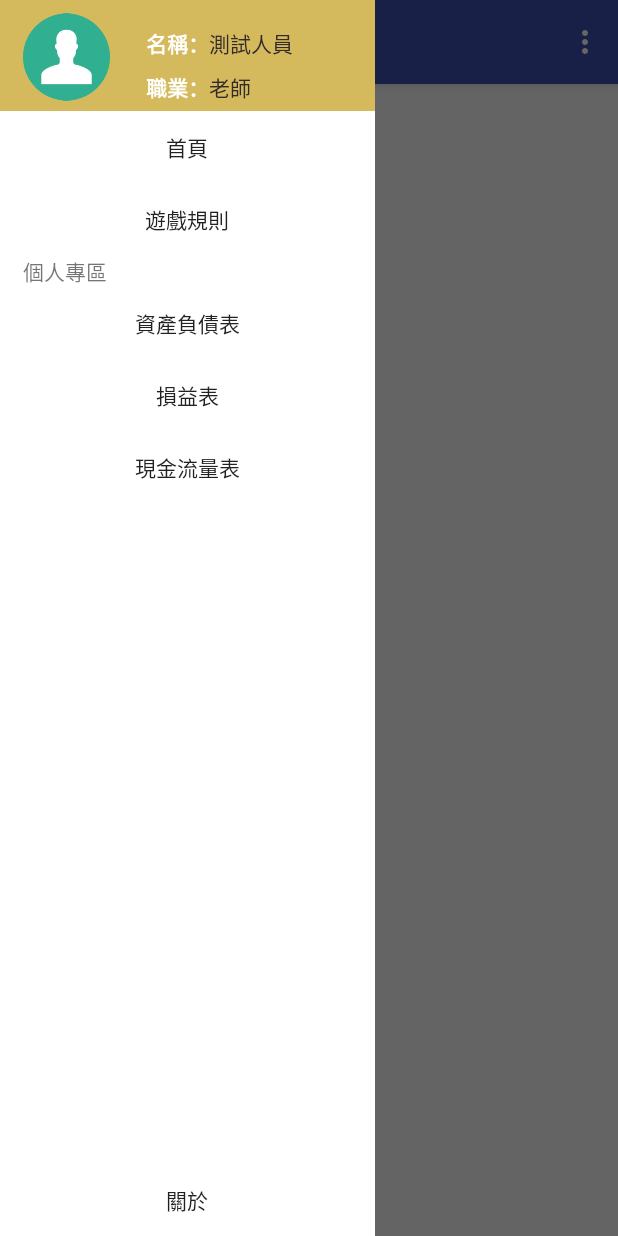
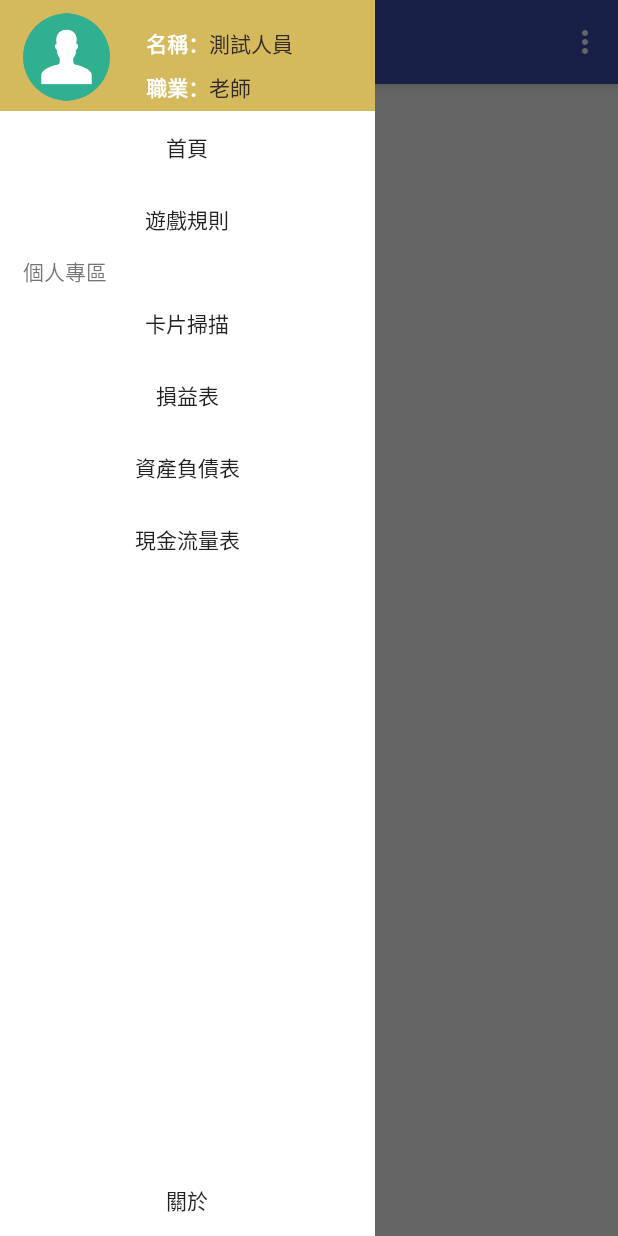
Before and after one commit to vivian-wu/IMTBApp, an Android app: the screen it shows after launch (MainActivity), with the side drawer open, on a phone screen of 412 x 824 dp. Run offline under Robolectric (Android 15) with nearby library versions, the phone set to English and light mode, and no system bars.

Commit message:
modifies Nav

```diff
--- a/app/src/main/res/layout/nav_header_main.xml
+++ b/app/src/main/res/layout/nav_header_main.xml
@@ -141,11 +141,11 @@
                     android:textSize="14sp"/>
 
                 <Button
-                    android:id="@+id/button3"
+                    android:id="@+id/button6"
                     android:layout_width="match_parent"
                     android:layout_height="wrap_content"
                     android:background="@android:color/transparent"
-                    android:text="資產負債表"/>
+                    android:text="卡片掃描" />
 
                 <Button
                     android:id="@+id/button4"
@@ -153,6 +153,13 @@
                     android:layout_height="wrap_content"
                     android:background="@android:color/transparent"
                     android:text="損益表"/>
+
+                <Button
+                    android:id="@+id/button3"
+                    android:layout_width="match_parent"
+                    android:layout_height="wrap_content"
+                    android:background="@android:color/transparent"
+                    android:text="資產負債表" />
 
                 <Button
                     android:id="@+id/button5"
```
